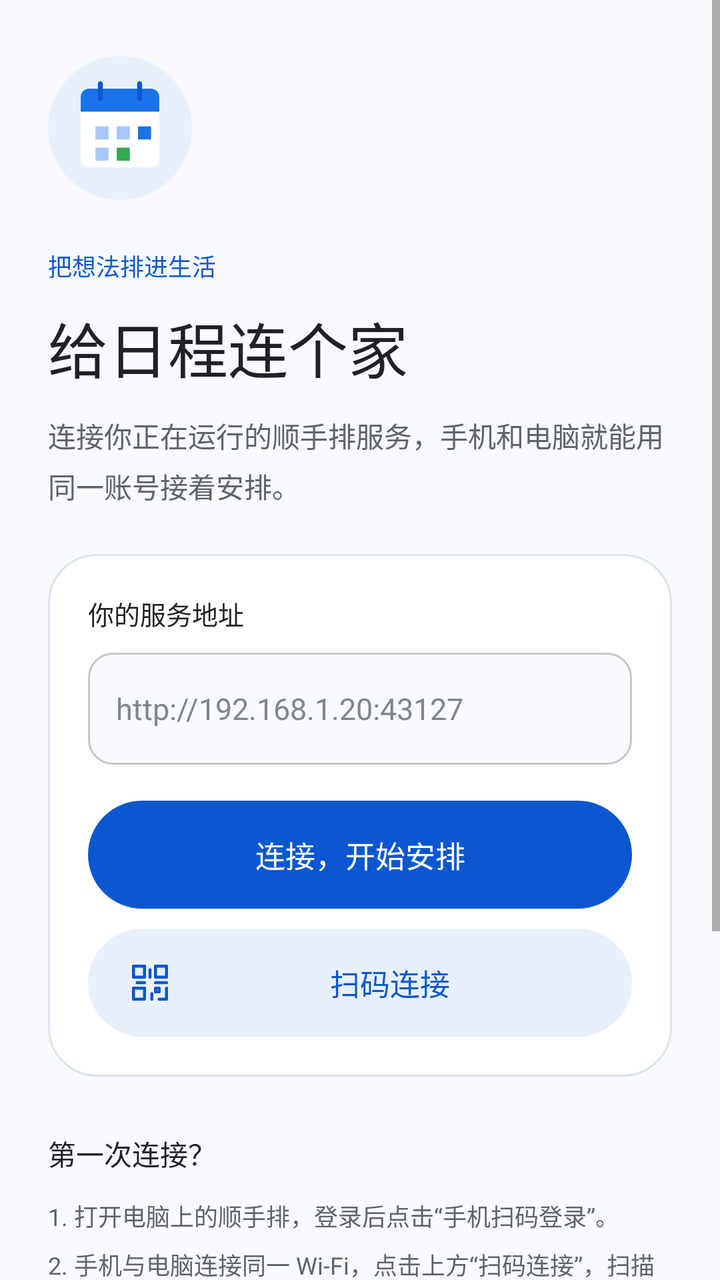
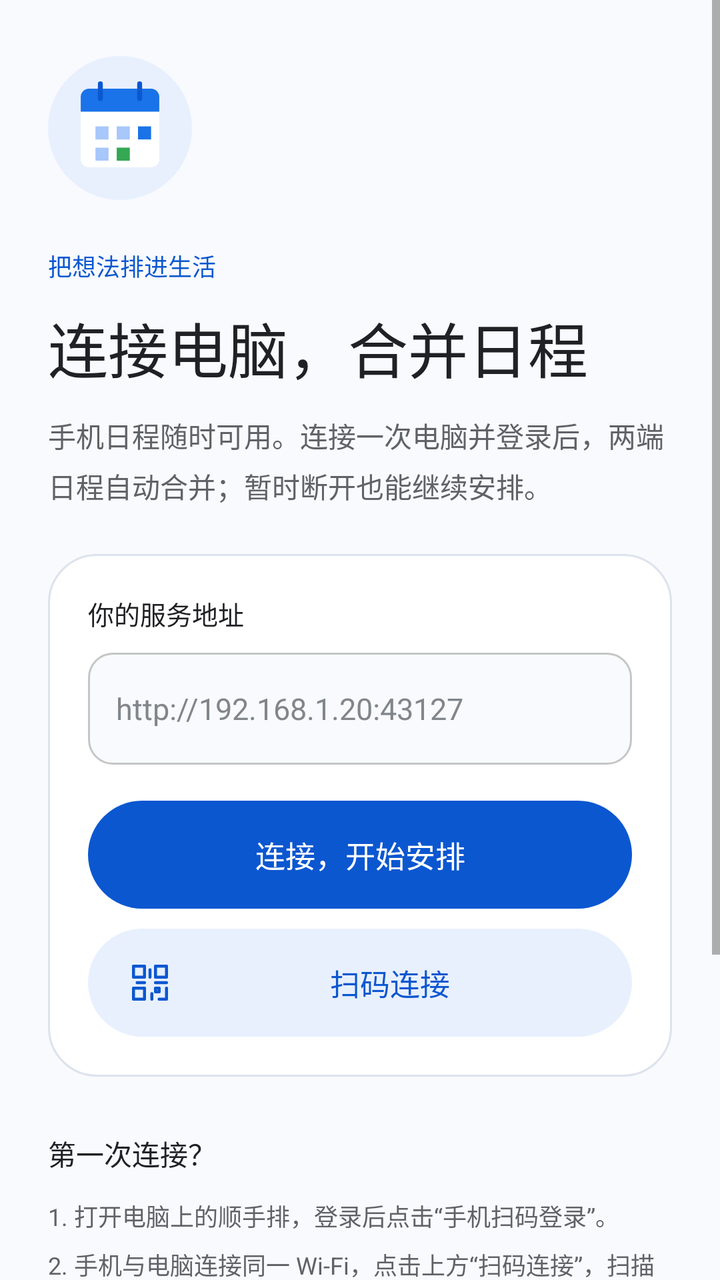

Compare the two renders of this Android layout. The source of the first and the diff that turns it into the second are given below.
<!-- AndroidManifest.xml: application theme Theme.Shunshoupai -->
<!-- res/layout/activity_main.xml -->
<?xml version="1.0" encoding="utf-8"?>
<FrameLayout xmlns:android="http://schemas.android.com/apk/res/android"
    android:id="@+id/root" android:layout_width="match_parent" android:layout_height="match_parent" android:background="@color/background">
    <ScrollView android:id="@+id/setup_screen" android:layout_width="match_parent" android:layout_height="match_parent" android:fillViewport="true" android:clipToPadding="false">
        <LinearLayout android:layout_width="match_parent" android:layout_height="wrap_content" android:orientation="vertical" android:paddingHorizontal="24dp" android:paddingTop="28dp" android:paddingBottom="32dp">
            <ImageView android:layout_width="72dp" android:layout_height="72dp" android:src="@drawable/setup_calendar" android:importantForAccessibility="no" android:layout_marginBottom="24dp" />
            <TextView android:layout_width="match_parent" android:layout_height="wrap_content" android:text="@string/setup_eyebrow" android:textColor="@color/accent" android:textSize="12sp" android:fontFamily="sans-serif-medium" android:layout_marginBottom="10dp" />
            <TextView android:layout_width="match_parent" android:layout_height="wrap_content" android:text="@string/setup_title" android:textColor="@color/ink" android:textSize="30sp" android:fontFamily="sans-serif-medium" android:layout_marginBottom="12dp" />
            <TextView android:layout_width="match_parent" android:layout_height="wrap_content" android:text="@string/setup_description" android:textColor="@color/muted" android:textSize="14sp" android:lineSpacingExtra="5dp" android:layout_marginBottom="24dp" />
            <LinearLayout android:layout_width="match_parent" android:layout_height="wrap_content" android:orientation="vertical" android:padding="20dp" android:background="@drawable/panel_background">
                <TextView android:layout_width="match_parent" android:layout_height="wrap_content" android:text="@string/server_label" android:textColor="@color/ink" android:textSize="13sp" android:fontFamily="sans-serif-medium" android:layout_marginBottom="10dp" />
                <EditText android:id="@+id/server_url" android:layout_width="match_parent" android:layout_height="wrap_content" android:minHeight="56dp" android:background="@drawable/input_background" android:hint="@string/server_placeholder" android:inputType="textUri" android:singleLine="true" android:imeOptions="actionGo" android:autofillHints="" android:importantForAutofill="no" android:maxLength="2048" android:textColor="@color/ink" android:textColorHint="#80868B" android:textSize="15sp" android:paddingHorizontal="14dp" android:paddingVertical="14dp" android:selectAllOnFocus="true" />
                <TextView android:id="@+id/connection_error" android:layout_width="match_parent" android:layout_height="wrap_content" android:visibility="gone" android:textColor="#B3261E" android:textSize="12sp" android:lineSpacingExtra="4dp" android:layout_marginTop="12dp" android:accessibilityLiveRegion="polite" />
                <Button android:id="@+id/connect_button" style="@style/ModernActionButton" android:layout_width="match_parent" android:layout_height="wrap_content" android:layout_marginTop="18dp" android:text="@string/connect" />
                <Button android:id="@+id/scan_button" style="@style/ModernTonalButton" android:layout_width="match_parent" android:layout_height="wrap_content" android:layout_marginTop="10dp" android:text="@string/scan_connect" android:drawableStart="@drawable/ic_qr" android:drawablePadding="8dp" />
                <Button android:id="@+id/cancel_connection" android:layout_width="match_parent" android:layout_height="wrap_content" android:minHeight="48dp" android:layout_marginTop="4dp" android:visibility="gone" style="?android:attr/borderlessButtonStyle" android:text="@string/cancel_connection_edit" android:textColor="@color/accent" android:textAllCaps="false" android:textSize="14sp" />
            </LinearLayout>
            <TextView android:layout_width="match_parent" android:layout_height="wrap_content" android:text="@string/setup_help_title" android:textColor="@color/ink" android:textSize="14sp" android:fontFamily="sans-serif-medium" android:layout_marginTop="28dp" android:layout_marginBottom="12dp" />
            <TextView android:layout_width="match_parent" android:layout_height="wrap_content" android:text="@string/setup_steps" android:textColor="@color/muted" android:textSize="12sp" android:lineSpacingExtra="7dp" />
            <TextView android:layout_width="match_parent" android:layout_height="wrap_content" android:text="@string/setup_network_note" android:textColor="@color/muted" android:textSize="12sp" android:lineSpacingExtra="5dp" android:layout_marginTop="16dp" />
            <TextView android:layout_width="match_parent" android:layout_height="wrap_content" android:text="@string/setup_limits" android:textColor="#80868B" android:textSize="11sp" android:lineSpacingExtra="5dp" android:layout_marginTop="20dp" />
        </LinearLayout>
    </ScrollView>
    <LinearLayout android:id="@+id/web_screen" android:layout_width="match_parent" android:layout_height="match_parent" android:orientation="vertical" android:visibility="gone">
        <LinearLayout android:layout_width="match_parent" android:layout_height="wrap_content" android:minHeight="64dp" android:paddingHorizontal="8dp" android:gravity="center_vertical" android:background="@color/background" android:orientation="horizontal">
            <ImageButton android:id="@+id/toolbar_back" android:layout_width="48dp" android:layout_height="48dp" android:background="?android:attr/selectableItemBackgroundBorderless" android:src="@drawable/ic_back" android:contentDescription="@string/toolbar_back" />
            <LinearLayout android:layout_width="0dp" android:layout_weight="1" android:layout_height="wrap_content" android:orientation="vertical" android:paddingHorizontal="8dp" android:paddingVertical="8dp">
                <TextView android:layout_width="match_parent" android:layout_height="wrap_content" android:text="@string/toolbar_title" android:textSize="17sp" android:fontFamily="sans-serif-medium" android:textColor="@color/ink" />
                <TextView android:id="@+id/server_summary" android:layout_width="match_parent" android:layout_height="wrap_content" android:singleLine="true" android:ellipsize="end" android:textSize="11sp" android:textColor="@color/muted" android:layout_marginTop="2dp" />
            </LinearLayout>
            <ImageButton android:id="@+id/toolbar_refresh" android:layout_width="48dp" android:layout_height="48dp" android:background="?android:attr/selectableItemBackgroundBorderless" android:src="@drawable/ic_refresh" android:contentDescription="@string/toolbar_refresh" />
            <ImageButton android:id="@+id/toolbar_settings" android:layout_width="48dp" android:layout_height="48dp" android:background="?android:attr/selectableItemBackgroundBorderless" android:src="@drawable/ic_settings" android:contentDescription="@string/toolbar_settings" />
        </LinearLayout>
        <ProgressBar android:id="@+id/loading_progress" style="?android:attr/progressBarStyleHorizontal" android:layout_width="match_parent" android:layout_height="3dp" android:progressTint="@color/accent" android:progressBackgroundTint="@color/tonal" android:visibility="gone" android:importantForAccessibility="no" />
        <FrameLayout android:id="@+id/web_container" android:layout_width="match_parent" android:layout_height="0dp" android:layout_weight="1">
            <WebView android:id="@+id/web_view" android:layout_width="match_parent" android:layout_height="match_parent" android:background="@color/background" />
            <LinearLayout android:id="@+id/loading_overlay" android:layout_width="match_parent" android:layout_height="match_parent" android:orientation="vertical" android:gravity="center" android:padding="32dp" android:background="@color/background" android:visibility="gone">
                <ImageView android:layout_width="72dp" android:layout_height="72dp" android:src="@drawable/setup_calendar" android:importantForAccessibility="no" android:layout_marginBottom="24dp" />
                <ProgressBar android:layout_width="28dp" android:layout_height="28dp" android:indeterminateTint="@color/accent" android:importantForAccessibility="no" />
                <TextView android:layout_width="match_parent" android:layout_height="wrap_content" android:text="@string/loading_workspace" android:textColor="@color/ink" android:textSize="18sp" android:fontFamily="sans-serif-medium" android:gravity="center" android:layout_marginTop="20dp" android:accessibilityLiveRegion="polite" />
                <TextView android:layout_width="match_parent" android:layout_height="wrap_content" android:text="@string/loading_workspace_note" android:textColor="@color/muted" android:textSize="13sp" android:lineSpacingExtra="5dp" android:gravity="center" android:layout_marginTop="10dp" />
            </LinearLayout>
            <LinearLayout android:id="@+id/error_panel" android:layout_width="match_parent" android:layout_height="match_parent" android:orientation="vertical" android:gravity="center" android:padding="28dp" android:background="@color/background" android:visibility="gone">
                <ImageView android:layout_width="72dp" android:layout_height="72dp" android:src="@drawable/setup_calendar" android:importantForAccessibility="no" android:layout_marginBottom="24dp" />
                <TextView android:layout_width="match_parent" android:layout_height="wrap_content" android:text="@string/error_title" android:textSize="24sp" android:fontFamily="sans-serif-medium" android:textColor="@color/ink" android:gravity="center" />
                <TextView android:id="@+id/error_message" android:layout_width="match_parent" android:layout_height="wrap_content" android:text="@string/error_default" android:textSize="14sp" android:lineSpacingExtra="6dp" android:textColor="@color/muted" android:gravity="center" android:layout_marginTop="14dp" android:accessibilityLiveRegion="polite" />
                <Button android:id="@+id/error_retry" style="@style/ModernActionButton" android:layout_width="match_parent" android:layout_height="wrap_content" android:text="@string/retry" android:layout_marginTop="28dp" />
                <Button android:id="@+id/error_settings" android:layout_width="match_parent" android:layout_height="wrap_content" android:minHeight="48dp" android:layout_marginTop="8dp" style="?android:attr/borderlessButtonStyle" android:text="@string/edit_server" android:textAllCaps="false" android:textColor="@color/accent" android:textSize="14sp" />
            </LinearLayout>
        </FrameLayout>
    </LinearLayout>
</FrameLayout>
<!-- resources referenced by this layout -->
<resources>
  <color name="accent">#0B57D0</color>
  <color name="background">#F8FAFD</color>
  <color name="ink">#202124</color>
  <color name="muted">#5F6368</color>
  <color name="tonal">#D3E3FD</color>
  <!-- drawable ic_back (drawable) -->
  <?xml version="1.0" encoding="utf-8"?>
  <vector xmlns:android="http://schemas.android.com/apk/res/android" android:width="24dp" android:height="24dp" android:viewportWidth="24" android:viewportHeight="24">
      <path android:fillColor="#00000000" android:strokeColor="#5F6368" android:strokeWidth="1.8" android:strokeLineCap="round" android:strokeLineJoin="round" android:pathData="M15,5L8,12L15,19" />
  </vector>
  <!-- drawable ic_qr (drawable) -->
  <vector xmlns:android="http://schemas.android.com/apk/res/android" android:width="22dp" android:height="22dp" android:viewportWidth="24" android:viewportHeight="24">
      <path android:fillColor="@android:color/transparent" android:strokeColor="@color/accent" android:strokeWidth="1.7" android:strokeLineCap="round" android:strokeLineJoin="round" android:pathData="M3,3h6v6H3zM15,3h6v6h-6zM3,15h6v6H3zM15,15h2v2h-2zM21,15v6h-4M13,21v-3M12,5v4M5,12h4M15,12h6" />
  </vector>
  <!-- drawable panel_background (drawable) -->
  <?xml version="1.0" encoding="utf-8"?>
  <shape xmlns:android="http://schemas.android.com/apk/res/android">
      <solid android:color="#FFFFFF" />
      <stroke android:width="1dp" android:color="@color/outline" />
      <corners android:radius="24dp" />
  </shape>
  <string name="cancel_connection_edit">返回日程</string>
  <string name="connect">连接，开始安排</string>
  <string name="edit_server">检查服务地址</string>
  <string name="error_default">请确认服务正在运行，手机能访问这个地址，然后重新连接。</string>
  <string name="error_title">暂时连不上日程</string>
  <string name="loading_workspace">正在打开你的日程</string>
  <string name="loading_workspace_note">正在连接并准备界面，请保持电脑端运行。</string>
  <string name="retry">重新连接</string>
  <string name="scan_connect">扫码连接</string>
  <string name="server_label">你的服务地址</string>
  <string name="server_placeholder">http://192.168.1.20:43127</string>
  <string name="setup_description">连接你正在运行的顺手排服务，手机和电脑就能用同一账号接着安排。</string>
  <string name="setup_eyebrow">把想法排进生活</string>
  <string name="setup_help_title">第一次连接？</string>
  <string name="setup_limits">此安装包是连接现有服务的安卓客户端，需要服务持续运行与网络连接。提醒仅在页面前台活跃时提供。页面无法显示时，请先更新 Android System WebView 或 Chrome。</string>
  <string name="setup_network_note">也可连接已部署的 HTTPS 服务。localhost 指向手机自身，不能代替电脑 IP。HTTP 只建议用于可信局域网。</string>
  <string name="setup_steps">1. 打开电脑上的顺手排，登录后点击“手机扫码登录”。\n2. 手机与电脑连接同一 Wi-Fi，点击上方“扫码连接”，扫描电脑上的一次性登录码，即可自动登录同一账号。\n3. 也可手工填写服务地址，再注册或登录账号。电脑应用需保持运行。</string>
  <string name="setup_title">给日程连个家</string>
  <string name="toolbar_back">返回上一页</string>
  <string name="toolbar_refresh">刷新日程</string>
  <string name="toolbar_settings">切换服务地址</string>
  <string name="toolbar_title">顺手排</string>
  <style name="ModernTonalButton" parent="ModernActionButton">
          <item name="android:background">@drawable/tonal_button_background</item>
          <item name="android:textColor">@color/accent</item>
      </style>
  <style name="Theme.Shunshoupai" parent="Base.Theme.Shunshoupai" />
  <color name="outline">#DDE3ED</color>
  <!-- drawable button_background (drawable) -->
  <?xml version="1.0" encoding="utf-8"?>
  <ripple xmlns:android="http://schemas.android.com/apk/res/android" android:color="#33FFFFFF">
      <item>
          <shape>
              <solid android:color="@color/accent" />
              <corners android:radius="28dp" />
          </shape>
      </item>
  </ripple>
  <color name="surface">#FFFFFF</color>
  <!-- drawable tonal_button_background (drawable) -->
  <?xml version="1.0" encoding="utf-8"?>
  <ripple xmlns:android="http://schemas.android.com/apk/res/android" android:color="#221A73E8">
      <item><shape><solid android:color="#E8F0FE" /><corners android:radius="28dp" /></shape></item>
  </ripple>
  <!-- unchanged entries left out for length: 6 -->
</resources>

<!-- the commit's change to res/layout/activity_main.xml (unified diff, before → after) -->
@@ -45,6 +45,7 @@
                 <TextView android:layout_width="match_parent" android:layout_height="wrap_content" android:text="@string/error_title" android:textSize="24sp" android:fontFamily="sans-serif-medium" android:textColor="@color/ink" android:gravity="center" />
                 <TextView android:id="@+id/error_message" android:layout_width="match_parent" android:layout_height="wrap_content" android:text="@string/error_default" android:textSize="14sp" android:lineSpacingExtra="6dp" android:textColor="@color/muted" android:gravity="center" android:layout_marginTop="14dp" android:accessibilityLiveRegion="polite" />
                 <Button android:id="@+id/error_retry" style="@style/ModernActionButton" android:layout_width="match_parent" android:layout_height="wrap_content" android:text="@string/retry" android:layout_marginTop="28dp" />
+                <Button android:id="@+id/error_offline" style="@style/ModernTonalButton" android:layout_width="match_parent" android:layout_height="wrap_content" android:text="@string/back_offline" android:layout_marginTop="8dp" />
                 <Button android:id="@+id/error_settings" android:layout_width="match_parent" android:layout_height="wrap_content" android:minHeight="48dp" android:layout_marginTop="8dp" style="?android:attr/borderlessButtonStyle" android:text="@string/edit_server" android:textAllCaps="false" android:textColor="@color/accent" android:textSize="14sp" />
             </LinearLayout>
         </FrameLayout>
<!-- resource entries referenced after the edit -->
@@ -21,6 +21,7 @@
       <stroke android:width="1dp" android:color="@color/outline" />
       <corners android:radius="24dp" />
   </shape>
+  <string name="back_offline">继续使用手机日程</string>
   <string name="cancel_connection_edit">返回日程</string>
   <string name="connect">连接，开始安排</string>
   <string name="edit_server">检查服务地址</string>
@@ -32,13 +33,13 @@
   <string name="scan_connect">扫码连接</string>
   <string name="server_label">你的服务地址</string>
   <string name="server_placeholder">http://192.168.1.20:43127</string>
-  <string name="setup_description">连接你正在运行的顺手排服务，手机和电脑就能用同一账号接着安排。</string>
+  <string name="setup_description">手机日程随时可用。连接一次电脑并登录后，两端日程自动合并；暂时断开也能继续安排。</string>
   <string name="setup_eyebrow">把想法排进生活</string>
   <string name="setup_help_title">第一次连接？</string>
-  <string name="setup_limits">此安装包是连接现有服务的安卓客户端，需要服务持续运行与网络连接。提醒仅在页面前台活跃时提供。页面无法显示时，请先更新 Android System WebView 或 Chrome。</string>
+  <string name="setup_limits">手机日程离线保存在本机，回到应用后会自动尝试同步。智能整理和模型设置需要连接服务。暂不提供可靠的后台或锁屏提醒。</string>
   <string name="setup_network_note">也可连接已部署的 HTTPS 服务。localhost 指向手机自身，不能代替电脑 IP。HTTP 只建议用于可信局域网。</string>
   <string name="setup_steps">1. 打开电脑上的顺手排，登录后点击“手机扫码登录”。\n2. 手机与电脑连接同一 Wi-Fi，点击上方“扫码连接”，扫描电脑上的一次性登录码，即可自动登录同一账号。\n3. 也可手工填写服务地址，再注册或登录账号。电脑应用需保持运行。</string>
-  <string name="setup_title">给日程连个家</string>
+  <string name="setup_title">连接电脑，合并日程</string>
   <string name="toolbar_back">返回上一页</string>
   <string name="toolbar_refresh">刷新日程</string>
   <string name="toolbar_settings">切换服务地址</string>
